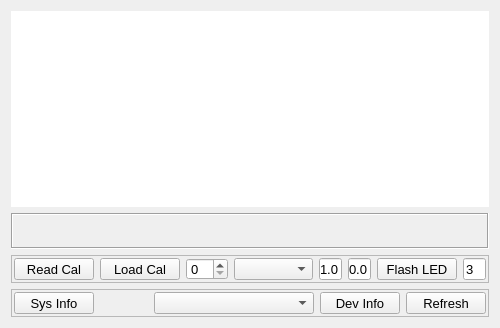
Before: the Qt Designer form infoform.ui in MccDv/mdihattest, drawn with Qt 5.
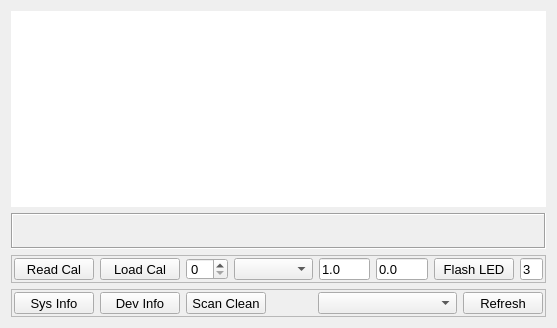
After: the same form once the commit is applied.

```diff
--- a/infoform.ui
+++ b/infoform.ui
@@ -6,7 +6,7 @@
    <rect>
     <x>0</x>
     <y>0</y>
-    <width>472</width>
+    <width>557</width>
     <height>328</height>
    </rect>
   </property>
@@ -261,7 +261,7 @@
      <property name="frameShadow">
       <enum>QFrame::Raised</enum>
      </property>
-     <layout class="QHBoxLayout" name="horizontalLayout" stretch="1,2,6,1,1">
+     <layout class="QHBoxLayout" name="horizontalLayout" stretch="1,0,0,2,6,1">
       <property name="leftMargin">
        <number>2</number>
       </property>
@@ -281,6 +281,20 @@
         </property>
        </widget>
       </item>
+      <item>
+       <widget class="QPushButton" name="cmdDevParams">
+        <property name="text">
+         <string>Dev Info</string>
+        </property>
+       </widget>
+      </item>
+      <item>
+       <widget class="QPushButton" name="cmdCleanup">
+        <property name="text">
+         <string>Scan Clean</string>
+        </property>
+       </widget>
+      </item>
       <item>
        <spacer name="horizontalSpacer">
         <property name="orientation">
@@ -301,13 +315,6 @@
         </property>
        </widget>
       </item>
-      <item>
-       <widget class="QPushButton" name="cmdDevParams">
-        <property name="text">
-         <string>Dev Info</string>
-        </property>
-       </widget>
-      </item>
       <item>
        <widget class="QPushButton" name="cmdFindHats">
         <property name="toolTip">
```
